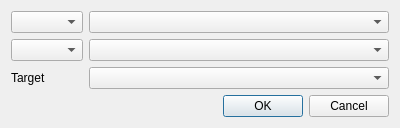
Qt form src/wiser/gui/ui_files/mtmf_dialog.ui (Ehlmann-research-group/WISER) before a commit.
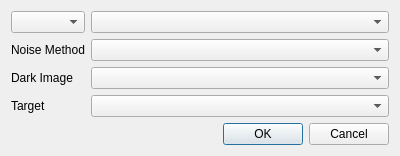
The same form after that commit.

Commit message: feat: Properly adding noise method and dark image calcs frontend

The edit to the form file:
```diff
--- a/src/wiser/gui/ui_files/mtmf_dialog.ui
+++ b/src/wiser/gui/ui_files/mtmf_dialog.ui
@@ -14,7 +14,7 @@
    <string>Mixture Tuned Match Filter Dialog</string>
   </property>
   <layout class="QGridLayout" name="gridLayout">
-   <item row="3" column="2">
+   <item row="4" column="2">
     <widget class="QDialogButtonBox" name="buttonBox">
      <property name="orientation">
       <enum>Qt::Horizontal</enum>
@@ -24,27 +24,41 @@
      </property>
     </widget>
    </item>
-   <item row="0" column="0">
-    <widget class="QComboBox" name="cbox_input_type"/>
-   </item>
-   <item row="1" column="2">
+   <item row="2" column="2">
     <widget class="QComboBox" name="cbox_noise"/>
    </item>
-   <item row="0" column="2">
-    <widget class="QComboBox" name="cbox_input"/>
-   </item>
-   <item row="2" column="0">
+   <item row="3" column="0">
     <widget class="QLabel" name="lbl_target">
      <property name="text">
       <string>Target</string>
      </property>
     </widget>
    </item>
-   <item row="2" column="2">
+   <item row="0" column="2">
+    <widget class="QComboBox" name="cbox_input"/>
+   </item>
+   <item row="0" column="0">
+    <widget class="QComboBox" name="cbox_input_type"/>
+   </item>
+   <item row="3" column="2">
     <widget class="QComboBox" name="cbox_target"/>
    </item>
    <item row="1" column="0">
-    <widget class="QComboBox" name="cbox_noise_type"/>
+    <widget class="QLabel" name="lbl_noise_method">
+     <property name="text">
+      <string>Noise Method</string>
+     </property>
+    </widget>
+   </item>
+   <item row="1" column="2">
+    <widget class="QComboBox" name="cbox_noise_method"/>
+   </item>
+   <item row="2" column="0">
+    <widget class="QLabel" name="lbl_dark_image">
+     <property name="text">
+      <string>Dark Image</string>
+     </property>
+    </widget>
    </item>
   </layout>
  </widget>
```
The commit also changes 2 other files.
